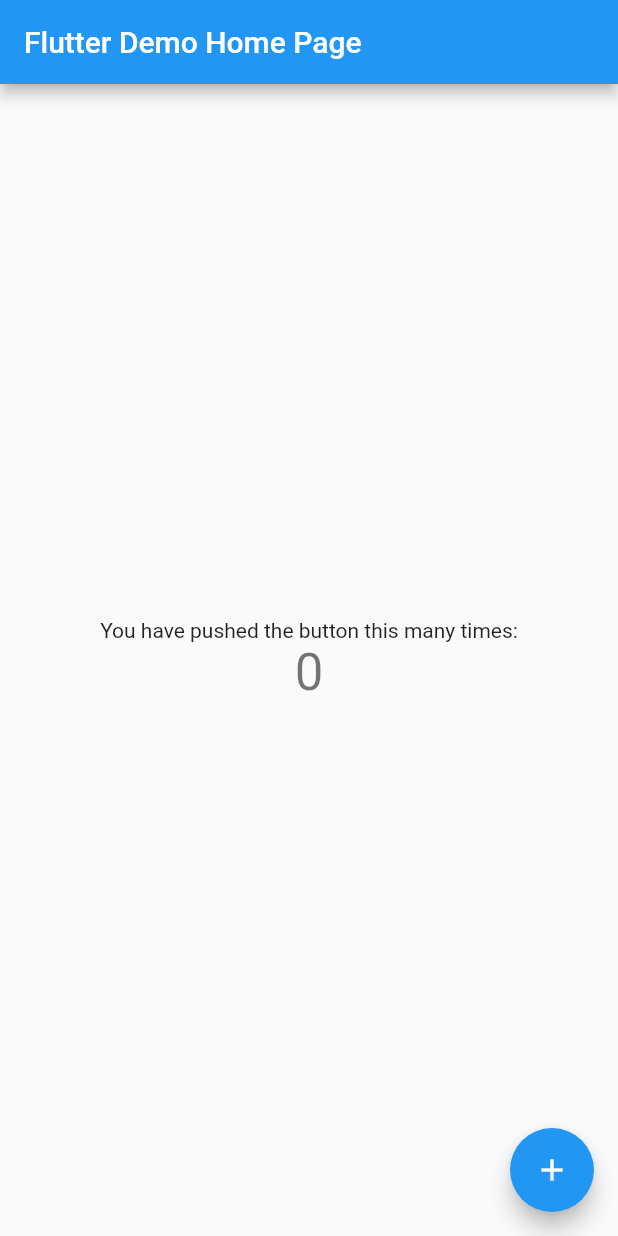
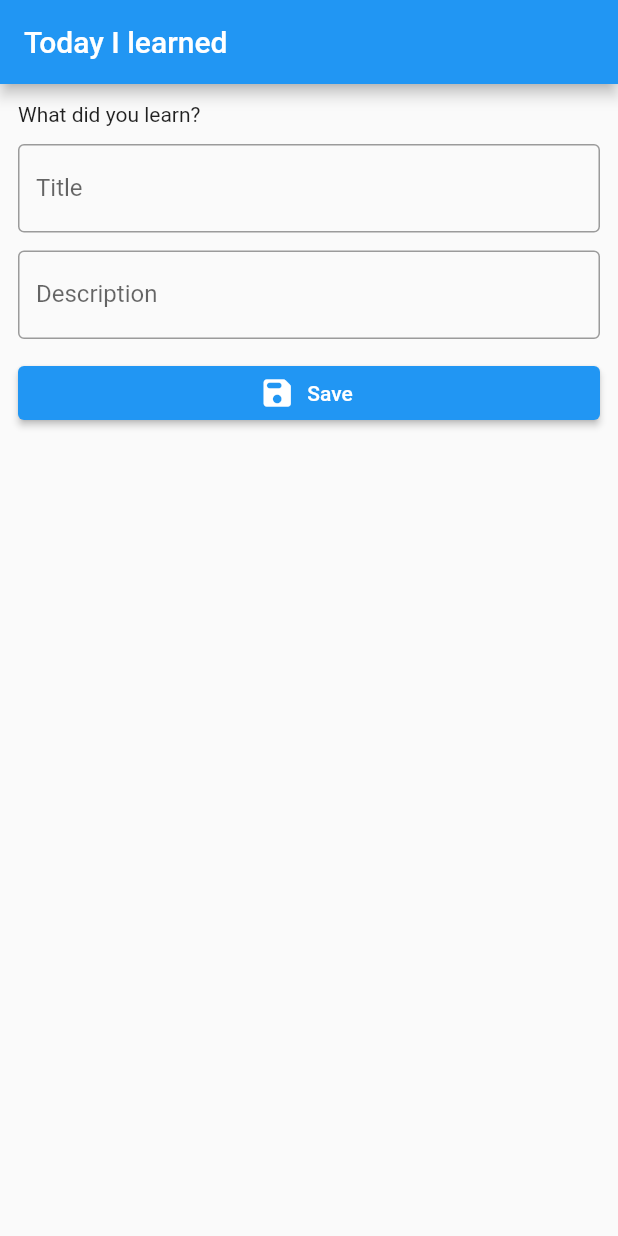
Before and after one commit to inf0rmatix/today_i_learned, a Flutter app: the screen it shows after launch, on a phone screen of 412 x 824 dp. Run offline on Flutter 3.47's test engine with Material 2 defaults, Android fonts, the phone set to English and light mode, and no system bars; our stand-ins replace bloc, flutter_bloc, freezed_annotation.

Commit message:
implemented create learning feature

```diff
--- a/lib/main.dart
+++ b/lib/main.dart
@@ -1,115 +1,16 @@
 import 'package:flutter/material.dart';
+import 'package:today_i_learned/src/pages/create_learning_page.dart';
+import 'package:today_i_learned/src/repositories/learning/learning_repository_memory.dart';
+import 'package:today_i_learned/src/today_i_learned_app.dart';
 
 void main() {
-  runApp(const MyApp());
+  mainInMemory();
 }
 
-class MyApp extends StatelessWidget {
-  const MyApp({Key? key}) : super(key: key);
-
-  // This widget is the root of your application.
-  @override
-  Widget build(BuildContext context) {
-    return MaterialApp(
-      title: 'Flutter Demo',
-      theme: ThemeData(
-        // This is the theme of your application.
-        //
-        // Try running your application with "flutter run". You'll see the
-        // application has a blue toolbar. Then, without quitting the app, try
-        // changing the primarySwatch below to Colors.green and then invoke
-        // "hot reload" (press "r" in the console where you ran "flutter run",
-        // or simply save your changes to "hot reload" in a Flutter IDE).
-        // Notice that the counter didn't reset back to zero; the application
-        // is not restarted.
-        primarySwatch: Colors.blue,
-      ),
-      home: const MyHomePage(title: 'Flutter Demo Home Page'),
-    );
-  }
+void mainInMemory() {
+  runApp(
+    TodayILearnedApp(
+      learningRepository: LearningRepositoryMemory(),
+    ),
+  );
 }
-
-class MyHomePage extends StatefulWidget {
-  const MyHomePage({Key? key, required this.title}) : super(key: key);
-
-  // This widget is the home page of your application. It is stateful, meaning
-  // that it has a State object (defined below) that contains fields that affect
-  // how it looks.
-
-  // This class is the configuration for the state. It holds the values (in this
-  // case the title) provided by the parent (in this case the App widget) and
-  // used by the build method of the State. Fields in a Widget subclass are
-  // always marked "final".
-
-  final String title;
-
-  @override
-  State<MyHomePage> createState() => _MyHomePageState();
-}
-
-class _MyHomePageState extends State<MyHomePage> {
-  int _counter = 0;
-
-  void _incrementCounter() {
-    setState(() {
-      // This call to setState tells the Flutter framework that something has
-      // changed in this State, which causes it to rerun the build method below
-      // so that the display can reflect the updated values. If we changed
-      // _counter without calling setState(), then the build method would not be
-      // called again, and so nothing would appear to happen.
-      _counter++;
-    });
-  }
-
-  @override
-  Widget build(BuildContext context) {
-    // This method is rerun every time setState is called, for instance as done
-    // by the _incrementCounter method above.
-    //
-    // The Flutter framework has been optimized to make rerunning build methods
-    // fast, so that you can just rebuild anything that needs updating rather
-    // than having to individually change instances of widgets.
-    return Scaffold(
-      appBar: AppBar(
-        // Here we take the value from the MyHomePage object that was created by
-        // the App.build method, and use it to set our appbar title.
-        title: Text(widget.title),
-      ),
-      body: Center(
-        // Center is a layout widget. It takes a single child and positions it
-        // in the middle of the parent.
-        child: Column(
-          // Column is also a layout widget. It takes a list of children and
-          // arranges them vertically. By default, it sizes itself to fit its
-          // children horizontally, and tries to be as tall as its parent.
-          //
-          // Invoke "debug painting" (press "p" in the console, choose the
-          // "Toggle Debug Paint" action from the Flutter Inspector in Android
-          // Studio, or the "Toggle Debug Paint" command in Visual Studio Code)
-          // to see the wireframe for each widget.
-          //
-          // Column has various properties to control how it sizes itself and
-          // how it positions its children. Here we use mainAxisAlignment to
-          // center the children vertically; the main axis here is the vertical
-          // axis because Columns are vertical (the cross axis would be
-          // horizontal).
-          mainAxisAlignment: MainAxisAlignment.center,
-          children: <Widget>[
-            const Text(
-              'You have pushed the button this many times:',
-            ),
-            Text(
-              '$_counter',
-              style: Theme.of(context).textTheme.headline4,
-            ),
-          ],
-        ),
-      ),
-      floatingActionButton: FloatingActionButton(
-        onPressed: _incrementCounter,
-        tooltip: 'Increment',
-        child: const Icon(Icons.add),
-      ), // This trailing comma makes auto-formatting nicer for build methods.
-    );
-  }
-}
--- /dev/null
+++ b/lib/src/bloc/create_learning/create_learning_cubit.dart
@@ -0,0 +1,61 @@
+import 'package:bloc/bloc.dart';
+import 'package:freezed_annotation/freezed_annotation.dart';
+import 'package:today_i_learned/src/models/learning_model.dart';
+import 'package:today_i_learned/src/repositories/learning/learning_repository.dart';
+
+part 'create_learning_state.dart';
+part 'create_learning_cubit.freezed.dart';
+
+class CreateLearningCubit extends Cubit<CreateLearningState> {
+  LearningRepository learningRepository;
+
+  CreateLearningCubit({
+    required this.learningRepository,
+  }) : super(const CreateLearningState());
+
+  void changeTitle(String value) {
+    emit(state.copyWith(title: value));
+  }
+
+  void changeDescription(String description) {
+    emit(state.copyWith(description: description));
+  }
+
+  Future<void> save() async {
+    if (state.title.isEmpty || state.description.isEmpty) {
+      return;
+    }
+
+    emit(state.copyWith(isLoading: true));
+
+    var learning = state.learning;
+
+    LearningModel newLearning;
+
+    if (learning == null) {
+      newLearning = await learningRepository.create(
+        LearningModel(
+          uid: '',
+          title: state.title,
+          description: state.description,
+        ),
+      );
+    } else {
+      newLearning = await learningRepository.update(
+        learning.copyWith(
+          title: state.title,
+          description: state.description,
+        ),
+      );
+    }
+
+    await Future.delayed(const Duration(seconds: 2));
+
+    emit(
+      state.copyWith(
+        isLoading: false,
+        learning: newLearning,
+      ),
+    );
+  }
+}
--- /dev/null
+++ b/lib/src/bloc/create_learning/create_learning_state.dart
@@ -0,0 +1,11 @@
+part of 'create_learning_cubit.dart';
+
+@freezed
+class CreateLearningState with _$CreateLearningState {
+  const factory CreateLearningState({
+    @Default('') String title,
+    @Default('') String description,
+    @Default(false) bool isLoading,
+    LearningModel? learning,
+  }) = _CreateLearningState;
+}
--- /dev/null
+++ b/lib/src/models/learning_model.dart
@@ -0,0 +1,15 @@
+import 'package:freezed_annotation/freezed_annotation.dart';
+
+part 'learning_model.freezed.dart';
+part 'learning_model.g.dart';
+
+@freezed
+class LearningModel with _$LearningModel {
+  factory LearningModel({
+    required String uid,
+    required String title,
+    required String description,
+  }) = _LearningModel;
+
+  factory LearningModel.fromJson(Map<String, dynamic> json) => _$LearningModelFromJson(json);
+}
--- /dev/null
+++ b/lib/src/pages/create_learning_page.dart
@@ -0,0 +1,84 @@
+import 'package:flutter/material.dart';
+import 'package:flutter_bloc/flutter_bloc.dart';
+import 'package:today_i_learned/src/bloc/create_learning/create_learning_cubit.dart';
+import 'package:today_i_learned/src/config/app_alpha.dart';
+import 'package:today_i_learned/src/config/app_spacing.dart';
+import 'package:today_i_learned/src/repositories/learning/learning_repository.dart';
+
+class CreateLearningPage extends StatelessWidget {
+  const CreateLearningPage({Key? key}) : super(key: key);
+
+  @override
+  Widget build(BuildContext context) {
+    return BlocProvider(
+      create: (context) => CreateLearningCubit(
+        learningRepository: context.read<LearningRepository>(),
+      ),
+      child: const _CreateLearningPageView(),
+    );
+  }
+}
+
+class _CreateLearningPageView extends StatelessWidget {
+  const _CreateLearningPageView({Key? key}) : super(key: key);
+
+  @override
+  Widget build(BuildContext context) {
+    return Scaffold(
+      appBar: AppBar(
+        title: const Text('Today I learned'),
+      ),
+      body: Stack(
+        children: [
+          Positioned.fill(
+            child: ListView(
+              padding: const EdgeInsets.all(AppSpacing.L),
+              children: [
+                const Text('What did you learn?'),
+                const SizedBox(height: AppSpacing.L),
+                TextFormField(
+                  decoration: const InputDecoration(
+                    border: OutlineInputBorder(),
+                    label: Text('Title'),
+                  ),
+                  onChanged: (title) => context.read<CreateLearningCubit>().changeTitle(title),
+                ),
+                const SizedBox(height: AppSpacing.L),
+                TextFormField(
+                  decoration: const InputDecoration(
+                    border: OutlineInputBorder(),
+                    label: Text('Description'),
+                  ),
+                  onChanged: (description) => context.read<CreateLearningCubit>().changeDescription(description),
+                ),
+                const SizedBox(height: AppSpacing.L),
+                ElevatedButton.icon(
+                  icon: const Icon(Icons.save_rounded),
+                  label: const Text('Save'),
+                  onPressed: () => context.read<CreateLearningCubit>().save(),
+                ),
+              ],
+            ),
+          ),
+          BlocSelector<CreateLearningCubit, CreateLearningState, bool>(
+            selector: (state) => state.isLoading,
+            builder: (context, isLoading) {
+              if (isLoading) {
+                return Positioned.fill(
+                  child: Container(
+                    color: Colors.blue.withAlpha(AppAlpha.a200),
+                    child: const Center(
+                      child: CircularProgressIndicator(),
+                    ),
+                  ),
+                );
+              }
+
+              return Container();
+            },
+          ),
+        ],
+      ),
+    );
+  }
+}
--- /dev/null
+++ b/lib/src/today_i_learned_app.dart
@@ -0,0 +1,29 @@
+import 'package:flutter/material.dart';
+import 'package:flutter_bloc/flutter_bloc.dart';
+import 'package:today_i_learned/src/pages/create_learning_page.dart';
+import 'package:today_i_learned/src/repositories/learning/learning_repository.dart';
+
+class TodayILearnedApp extends StatelessWidget {
+  final LearningRepository learningRepository;
+
+  const TodayILearnedApp({
+    Key? key,
+    required this.learningRepository,
+  }) : super(key: key);
+
+  @override
+  Widget build(BuildContext context) {
+    return MultiRepositoryProvider(
+      providers: [
+        RepositoryProvider.value(value: learningRepository),
+      ],
+      child: MaterialApp(
+        title: 'Flutter Demo',
+        theme: ThemeData(
+          primarySwatch: Colors.blue,
+        ),
+        home: const CreateLearningPage(),
+      ),
+    );
+  }
+}
```
Also changed, not shown: lib/src/repositories/learning/learning_repository.dart (added, +11 -0 lines), lib/src/repositories/learning/learning_repository_memory.dart (added, +39 -0 lines), pubspec.yaml (+8 -11 lines), lib/src/bloc/create_learning/create_learning_cubit.freezed.dart (added), lib/src/models/learning_model.freezed.dart (added), lib/src/models/learning_model.g.dart (added), pubspec.lock.
